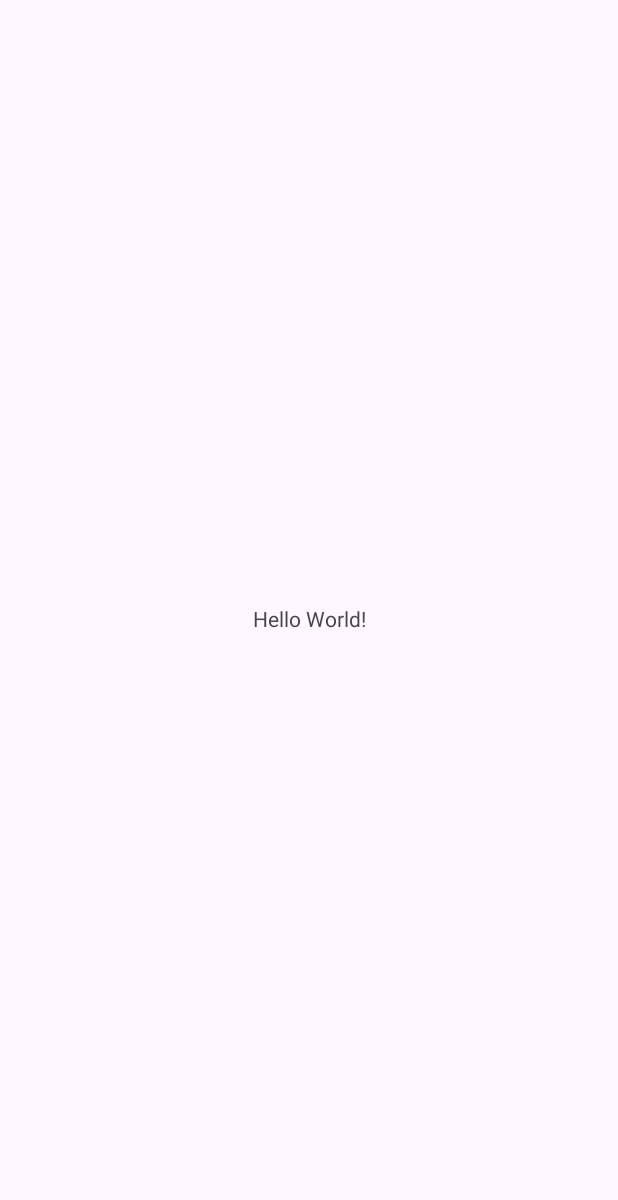
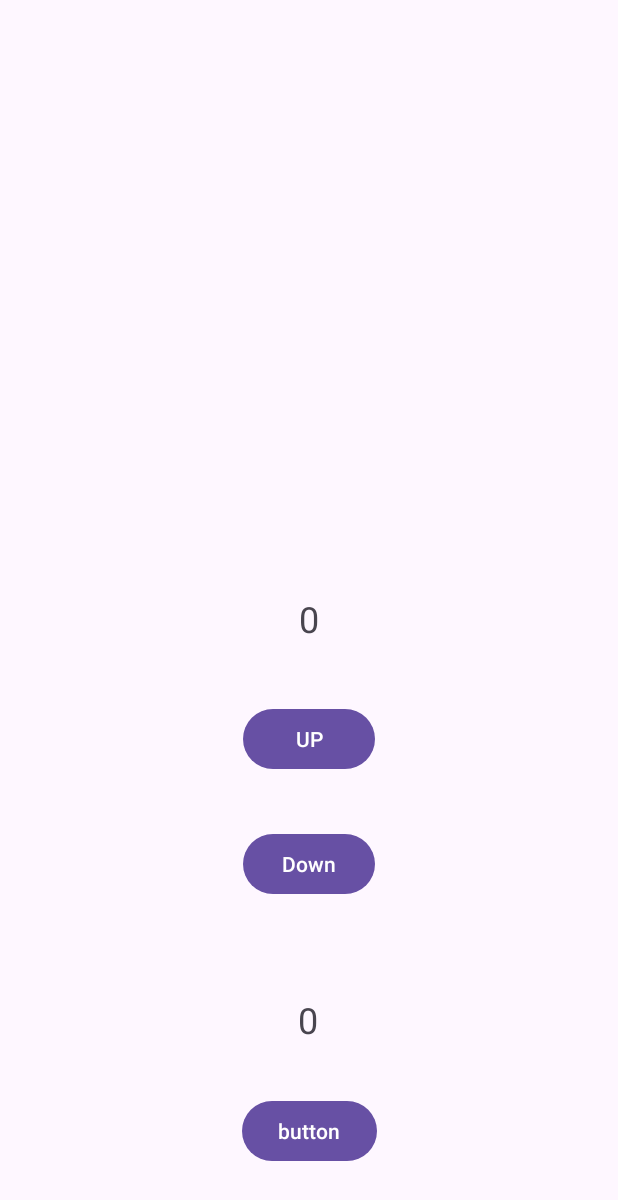
Before and after one commit to Dahoonkk/practice_repo, an Android app: the screen it shows after launch (MainActivity), on a phone screen of 412 x 824 dp. Before the commit the part shown is almost empty. Shown: the top 1200 px of the screen. Run offline under Robolectric (Android 15) with nearby library versions, the phone set to English and light mode, and no system bars; our stand-ins replace data binding.

Commit message:
mvvm practice done

```diff
--- a/android_practice/mvvm/app/build.gradle
+++ b/android_practice/mvvm/app/build.gradle
@@ -30,6 +30,9 @@ android {
     kotlinOptions {
         jvmTarget = '1.8'
     }
+    buildFeatures {
+        dataBinding = true
+    }
 }
 
 dependencies {
@@ -41,4 +44,8 @@ dependencies {
     testImplementation 'junit:junit:4.13.2'
     androidTestImplementation 'androidx.test.ext:junit:1.1.5'
     androidTestImplementation 'androidx.test.espresso:espresso-core:3.5.1'
+
+    def lifecycle_version = "2.6.1"
+    implementation "androidx.lifecycle:lifecycle-viewmodel-ktx:$lifecycle_version"
+    implementation "androidx.lifecycle:lifecycle-livedata-ktx:$lifecycle_version"
 }
--- a/android_practice/mvvm/app/src/main/java/com/practice/mvvm/MainActivity.kt
+++ b/android_practice/mvvm/app/src/main/java/com/practice/mvvm/MainActivity.kt
@@ -2,10 +2,37 @@ package com.practice.mvvm
 
 import androidx.appcompat.app.AppCompatActivity
 import android.os.Bundle
+import android.util.Log
+import android.view.View
+import androidx.databinding.DataBindingUtil
+import androidx.lifecycle.Observer
+import androidx.lifecycle.ViewModelProvider
+import com.practice.mvvm.databinding.ActivityMainBinding
 
 class MainActivity : AppCompatActivity() {
+
+    private lateinit var mainViewModel : MainViewModel
+    private lateinit var binding: ActivityMainBinding
+
+
     override fun onCreate(savedInstanceState: Bundle?) {
         super.onCreate(savedInstanceState)
-        setContentView(R.layout.activity_main)
+        binding = DataBindingUtil.setContentView(this, R.layout.activity_main)
+
+        // 뷰모델 가져오기
+        mainViewModel = ViewModelProvider(this).get(MainViewModel::class.java)
+        binding.mainViewModel = mainViewModel
+
+        /*// 관찰하여 데이터 값이 변경되면 호출
+        // this와 라이프사이클을 공유함(LiveData는 자동으로 Observer 상태를 관리함)
+        mainViewModel.currentNumber.observe(this, Observer {
+            Log.d("Check", "현재 값 : $it")
+            binding.numberText.text = it.toString()
+        })
+        mainViewModel.currentNumber2.observe(this, Observer {
+            binding.numberText2.text = it.toString()
+        })*/
+
+        binding.lifecycleOwner = this
     }
 }
--- /dev/null
+++ b/android_practice/mvvm/app/src/main/java/com/practice/mvvm/MainViewModel.kt
@@ -0,0 +1,39 @@
+package com.practice.mvvm
+
+import androidx.lifecycle.LiveData
+import androidx.lifecycle.MutableLiveData
+import androidx.lifecycle.ViewModel
+
+// 데이터의 변경사항을 알려주는 라이브 데이터를 가지는 뷰모델
+class MainViewModel : ViewModel() {
+
+   // 변경가능한 Mutable 타입의 LiveData
+    private val _currentNumber = MutableLiveData<Int>()
+    private val _currentNumber2 = MutableLiveData<Int>()
+
+    // 무결성을 위한 Getter
+    val currentNumber : LiveData<Int>
+        get() = _currentNumber
+    val currentNumber2 : LiveData<Int>
+        get() = _currentNumber2
+
+    // 초기화
+    init {
+        _currentNumber.value= 0
+        _currentNumber2.value = 0
+    }
+
+    // Setter
+    fun updateValue(type: Int) {
+        when(type) {
+            1 ->
+                _currentNumber.value = _currentNumber.value?.plus(1)
+            2 ->
+                _currentNumber.value = _currentNumber.value?.minus(1)
+        }
+    }
+
+    fun setValue() {
+        _currentNumber2.value = _currentNumber.value
+    }
+}
--- a/android_practice/mvvm/app/src/main/res/layout/activity_main.xml
+++ b/android_practice/mvvm/app/src/main/res/layout/activity_main.xml
@@ -1,18 +1,74 @@
 <?xml version="1.0" encoding="utf-8"?>
-<androidx.constraintlayout.widget.ConstraintLayout xmlns:android="http://schemas.android.com/apk/res/android"
+<layout xmlns:android="http://schemas.android.com/apk/res/android"
     xmlns:app="http://schemas.android.com/apk/res-auto"
-    xmlns:tools="http://schemas.android.com/tools"
+    xmlns:tools="http://schemas.android.com/tools">
+
+    <data>
+        <variable
+            name="mainViewModel"
+            type="com.practice.mvvm.MainViewModel" />
+    </data>
+
+    <androidx.constraintlayout.widget.ConstraintLayout
         android:layout_width="match_parent"
         android:layout_height="match_parent"
         tools:context=".MainActivity">
 
         <TextView
+            android:id="@+id/numberText"
             android:layout_width="wrap_content"
             android:layout_height="wrap_content"
-        android:text="Hello World!"
+            android:text="@{Integer.toString(mainViewModel.currentNumber)}"
+            android:textSize="24sp"
             app:layout_constraintBottom_toBottomOf="parent"
             app:layout_constraintEnd_toEndOf="parent"
             app:layout_constraintStart_toStartOf="parent"
             app:layout_constraintTop_toTopOf="parent" />
 
+        <TextView
+            android:id="@+id/numberText2"
+            android:layout_width="wrap_content"
+            android:layout_height="wrap_content"
+            android:text="@{Integer.toString(mainViewModel.currentNumber2)}"
+            android:textSize="24sp"
+            app:layout_constraintBottom_toBottomOf="parent"
+            app:layout_constraintEnd_toEndOf="parent"
+            app:layout_constraintHorizontal_bias="0.498"
+            app:layout_constraintStart_toStartOf="parent"
+            app:layout_constraintTop_toTopOf="parent"
+            app:layout_constraintVertical_bias="0.838" />
+
+        <Button
+            android:id="@+id/button"
+            android:layout_width="wrap_content"
+            android:layout_height="wrap_content"
+            android:layout_marginTop="40dp"
+            android:text="UP"
+            android:onClick="@{() -> mainViewModel.updateValue(1)}"
+            app:layout_constraintEnd_toEndOf="parent"
+            app:layout_constraintStart_toStartOf="parent"
+            app:layout_constraintTop_toBottomOf="@+id/numberText" />
+
+        <Button
+            android:id="@+id/button2"
+            android:layout_width="wrap_content"
+            android:layout_height="wrap_content"
+            android:layout_marginTop="35dp"
+            android:text="Down"
+            android:onClick="@{() -> mainViewModel.updateValue(2)}"
+            app:layout_constraintEnd_toEndOf="parent"
+            app:layout_constraintStart_toStartOf="parent"
+            app:layout_constraintTop_toBottomOf="@+id/button" />
+
+        <Button
+            android:id="@+id/button3"
+            android:layout_width="wrap_content"
+            android:layout_height="wrap_content"
+            android:layout_marginBottom="46dp"
+            android:text="button"
+            android:onClick="@{() -> mainViewModel.setValue()}"
+            app:layout_constraintBottom_toBottomOf="parent"
+            app:layout_constraintEnd_toEndOf="parent"
+            app:layout_constraintStart_toStartOf="parent" />
     </androidx.constraintlayout.widget.ConstraintLayout>
+</layout>
--- a/android_practice/mvvm/app/src/main/res/values/strings.xml
+++ b/android_practice/mvvm/app/src/main/res/values/strings.xml
@@ -1,3 +1,6 @@
 <resources>
     <string name="app_name">mvvm_practice</string>
+    <string name="up">UP</string>
+    <string name="down">DOWN</string>
+    <string name="button">button</string>
 </resources>
```
Also changed, not shown: 3 other files. Lines whose indentation alone changed are shown as unchanged.
